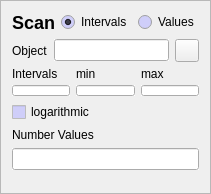
Above: copasi/UI/CScanWidgetScan.ui from copasi/COPASI before the change. Below: the same form after it.
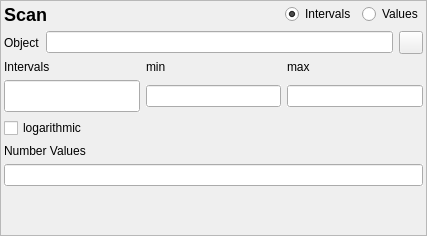
That is the form after the change.

Commit message: Bug 2868: Removed color from scan task widgets.

```diff
--- a/copasi/UI/CScanWidgetScan.ui
+++ b/copasi/UI/CScanWidgetScan.ui
@@ -31,14 +31,14 @@
    <rect>
     <x>0</x>
     <y>0</y>
-    <width>201</width>
-    <height>194</height>
+    <width>427</width>
+    <height>236</height>
    </rect>
   </property>
   <property name="windowTitle">
    <string>Form1</string>
   </property>
-  <layout class="QVBoxLayout" name="verticalLayout_2">
+  <layout class="QVBoxLayout" name="verticalLayout_3">
    <property name="leftMargin">
     <number>0</number>
    </property>
@@ -59,43 +59,6 @@
        <height>134</height>
       </size>
      </property>
-     <property name="palette">
-      <palette>
-       <active>
-        <colorrole role="Base">
-         <brush brushstyle="SolidPattern">
-          <color alpha="255">
-           <red>207</red>
-           <green>206</green>
-           <blue>249</blue>
-          </color>
-         </brush>
-        </colorrole>
-       </active>
-       <inactive>
-        <colorrole role="Base">
-         <brush brushstyle="SolidPattern">
-          <color alpha="255">
-           <red>207</red>
-           <green>206</green>
-           <blue>249</blue>
-          </color>
-         </brush>
-        </colorrole>
-       </inactive>
-       <disabled>
-        <colorrole role="Base">
-         <brush brushstyle="SolidPattern">
-          <color alpha="255">
-           <red>212</red>
-           <green>208</green>
-           <blue>200</blue>
-          </color>
-         </brush>
-        </colorrole>
-       </disabled>
-      </palette>
-     </property>
      <property name="autoFillBackground">
       <bool>true</bool>
      </property>
@@ -105,9 +68,21 @@
      <property name="frameShadow">
       <enum>QFrame::Raised</enum>
      </property>
-     <layout class="QVBoxLayout" name="verticalLayout">
+     <layout class="QVBoxLayout" name="verticalLayout_2">
+      <property name="leftMargin">
+       <number>3</number>
+      </property>
+      <property name="topMargin">
+       <number>3</number>
+      </property>
+      <property name="rightMargin">
+       <number>3</number>
+      </property>
+      <property name="bottomMargin">
+       <number>3</number>
+      </property>
       <item>
-       <layout class="QHBoxLayout" name="horizontalLayout">
+       <layout class="QHBoxLayout" name="mpLayoutTitle">
         <item>
          <widget class="QLabel" name="labelTitle">
           <property name="text">
@@ -154,7 +129,7 @@
        </layout>
       </item>
       <item>
-       <layout class="QHBoxLayout">
+       <layout class="QHBoxLayout" name="mpLayoutObject">
         <item>
          <widget class="QLabel" name="labelObject">
           <property name="text">
@@ -167,43 +142,6 @@
         </item>
         <item>
          <widget class="QLineEdit" name="lineEditObject">
-          <property name="palette">
-           <palette>
-            <active>
-             <colorrole role="Base">
-              <brush brushstyle="SolidPattern">
-               <color alpha="255">
-                <red>255</red>
-                <green>255</green>
-                <blue>255</blue>
-               </color>
-              </brush>
-             </colorrole>
-            </active>
-            <inactive>
-             <colorrole role="Base">
-              <brush brushstyle="SolidPattern">
-               <color alpha="255">
-                <red>255</red>
-                <green>255</green>
-                <blue>255</blue>
-               </color>
-              </brush>
-             </colorrole>
-            </inactive>
-            <disabled>
-             <colorrole role="Base">
-              <brush brushstyle="SolidPattern">
-               <color alpha="255">
-                <red>212</red>
-                <green>208</green>
-                <blue>200</blue>
-               </color>
-              </brush>
-             </colorrole>
-            </disabled>
-           </palette>
-          </property>
           <property name="autoFillBackground">
            <bool>true</bool>
           </property>
@@ -219,14 +157,8 @@
        </layout>
       </item>
       <item>
-       <widget class="QWidget" name="wdgIntervals" native="true">
-        <property name="sizePolicy">
-         <sizepolicy hsizetype="Preferred" vsizetype="Fixed">
-          <horstretch>0</horstretch>
-          <verstretch>0</verstretch>
-         </sizepolicy>
-        </property>
-        <layout class="QGridLayout" name="gridIntervals">
+       <widget class="QWidget" name="mpWidgetIntervals" native="true">
+        <layout class="QGridLayout" name="gridLayout">
          <property name="leftMargin">
           <number>0</number>
          </property>
@@ -240,173 +172,106 @@
           <number>0</number>
          </property>
          <item row="0" column="0">
-          <layout class="QGridLayout" name="gridLayout">
-           <item row="0" column="0">
-            <widget class="QLabel" name="labelNumber">
-             <property name="text">
-              <string>Intervals</string>
-             </property>
-             <property name="wordWrap">
-              <bool>false</bool>
-             </property>
-            </widget>
-           </item>
-           <item row="0" column="1">
-            <widget class="QLabel" name="labelMin">
-             <property name="text">
-              <string>min</string>
-             </property>
-             <property name="wordWrap">
-              <bool>false</bool>
-             </property>
-            </widget>
-           </item>
-           <item row="0" column="2">
-            <widget class="QLabel" name="labelMax">
-             <property name="text">
-              <string>max</string>
-             </property>
-             <property name="wordWrap">
-              <bool>false</bool>
-             </property>
-            </widget>
-           </item>
-           <item row="1" column="0">
-            <widget class="QLineEdit" name="lineEditNumber">
-             <property name="palette">
-              <palette>
-               <active>
-                <colorrole role="Base">
-                 <brush brushstyle="SolidPattern">
-                  <color alpha="255">
-                   <red>255</red>
-                   <green>255</green>
-                   <blue>255</blue>
-                  </color>
-                 </brush>
-                </colorrole>
-               </active>
-               <inactive>
-                <colorrole role="Base">
-                 <brush brushstyle="SolidPattern">
-                  <color alpha="255">
-                   <red>255</red>
-                   <green>255</green>
-                   <blue>255</blue>
-                  </color>
-                 </brush>
-                </colorrole>
-               </inactive>
-               <disabled>
-                <colorrole role="Base">
-                 <brush brushstyle="SolidPattern">
-                  <color alpha="255">
-                   <red>212</red>
-                   <green>208</green>
-                   <blue>200</blue>
-                  </color>
-                 </brush>
-                </colorrole>
-               </disabled>
-              </palette>
-             </property>
-             <property name="autoFillBackground">
-              <bool>true</bool>
-             </property>
-            </widget>
-           </item>
-           <item row="1" column="1">
-            <widget class="QLineEdit" name="lineEditMin">
-             <property name="palette">
-              <palette>
-               <active>
-                <colorrole role="Base">
-                 <brush brushstyle="SolidPattern">
-                  <color alpha="255">
-                   <red>255</red>
-                   <green>255</green>
-                   <blue>255</blue>
-                  </color>
-                 </brush>
-                </colorrole>
-               </active>
-               <inactive>
-                <colorrole role="Base">
-                 <brush brushstyle="SolidPattern">
-                  <color alpha="255">
-                   <red>255</red>
-                   <green>255</green>
-                   <blue>255</blue>
-                  </color>
-                 </brush>
-                </colorrole>
-               </inactive>
-               <disabled>
-                <colorrole role="Base">
-                 <brush brushstyle="SolidPattern">
-                  <color alpha="255">
-                   <red>212</red>
-                   <green>208</green>
-                   <blue>200</blue>
-                  </color>
-                 </brush>
-                </colorrole>
-               </disabled>
-              </palette>
-             </property>
-             <property name="autoFillBackground">
-              <bool>true</bool>
-             </property>
-            </widget>
-           </item>
-           <item row="1" column="2">
-            <widget class="QLineEdit" name="lineEditMax">
-             <property name="palette">
-              <palette>
-               <active>
-                <colorrole role="Base">
-                 <brush brushstyle="SolidPattern">
-                  <color alpha="255">
-                   <red>255</red>
-                   <green>255</green>
-                   <blue>255</blue>
-                  </color>
-                 </brush>
-                </colorrole>
-               </active>
-               <inactive>
-                <colorrole role="Base">
-                 <brush brushstyle="SolidPattern">
-                  <color alpha="255">
-                   <red>255</red>
-                   <green>255</green>
-                   <blue>255</blue>
-                  </color>
-                 </brush>
-                </colorrole>
-               </inactive>
-               <disabled>
-                <colorrole role="Base">
-                 <brush brushstyle="SolidPattern">
-                  <color alpha="255">
-                   <red>212</red>
-                   <green>208</green>
-                   <blue>200</blue>
-                  </color>
-                 </brush>
-                </colorrole>
-               </disabled>
-              </palette>
-             </property>
-             <property name="autoFillBackground">
-              <bool>true</bool>
-             </property>
-            </widget>
-           </item>
-          </layout>
+          <widget class="QLabel" name="labelNumber">
+           <property name="sizePolicy">
+            <sizepolicy hsizetype="MinimumExpanding" vsizetype="Preferred">
+             <horstretch>0</horstretch>
+             <verstretch>0</verstretch>
+            </sizepolicy>
+           </property>
+           <property name="text">
+            <string>Intervals</string>
+           </property>
+           <property name="wordWrap">
+            <bool>false</bool>
+           </property>
+          </widget>
+         </item>
+         <item row="0" column="1">
+          <widget class="QLabel" name="labelMin">
+           <property name="sizePolicy">
+            <sizepolicy hsizetype="MinimumExpanding" vsizetype="Preferred">
+             <horstretch>0</horstretch>
+             <verstretch>0</verstretch>
+            </sizepolicy>
+           </property>
+           <property name="text">
+            <string>min</string>
+           </property>
+           <property name="wordWrap">
+            <bool>false</bool>
+           </property>
+          </widget>
+         </item>
+         <item row="0" column="2">
+          <widget class="QLabel" name="labelMax">
+           <property name="sizePolicy">
+            <sizepolicy hsizetype="MinimumExpanding" vsizetype="Preferred">
+             <horstretch>0</horstretch>
+             <verstretch>0</verstretch>
+            </sizepolicy>
+           </property>
+           <property name="text">
+            <string>max</string>
+           </property>
+           <property name="wordWrap">
+            <bool>false</bool>
+           </property>
+          </widget>
          </item>
          <item row="1" column="0">
+          <widget class="QLineEdit" name="lineEditNumber">
+           <property name="sizePolicy">
+            <sizepolicy hsizetype="MinimumExpanding" vsizetype="Fixed">
+             <horstretch>0</horstretch>
+             <verstretch>0</verstretch>
+            </sizepolicy>
+           </property>
+           <property name="minimumSize">
+            <size>
+             <width>0</width>
+             <height>32</height>
+            </size>
+           </property>
+           <property name="autoFillBackground">
+            <bool>true</bool>
+           </property>
+          </widget>
+         </item>
+         <item row="1" column="1">
+          <widget class="QLineEdit" name="lineEditMin">
+           <property name="sizePolicy">
+            <sizepolicy hsizetype="MinimumExpanding" vsizetype="Fixed">
+             <horstretch>0</horstretch>
+             <verstretch>0</verstretch>
+            </sizepolicy>
+           </property>
+           <property name="autoFillBackground">
+            <bool>true</bool>
+           </property>
+          </widget>
+         </item>
+         <item row="1" column="2">
+          <widget class="QLineEdit" name="lineEditMax">
+           <property name="sizePolicy">
+            <sizepolicy hsizetype="MinimumExpanding" vsizetype="Fixed">
+             <horstretch>0</horstretch>
+             <verstretch>0</verstretch>
+            </sizepolicy>
+           </property>
+           <property name="autoFillBackground">
+            <bool>true</bool>
+           </property>
+          </widget>
+         </item>
+         <item row="2" column="0">
           <widget class="QCheckBox" name="checkBoxLog">
+           <property name="sizePolicy">
+            <sizepolicy hsizetype="MinimumExpanding" vsizetype="Preferred">
+             <horstretch>0</horstretch>
+             <verstretch>0</verstretch>
+            </sizepolicy>
+           </property>
            <property name="text">
             <string>logarithmic</string>
            </property>
@@ -416,20 +281,8 @@
        </widget>
       </item>
       <item>
-       <widget class="QWidget" name="wdgValues" native="true">
-        <property name="sizePolicy">
-         <sizepolicy hsizetype="Preferred" vsizetype="Fixed">
-          <horstretch>0</horstretch>
-          <verstretch>0</verstretch>
-         </sizepolicy>
-        </property>
-        <property name="minimumSize">
-         <size>
-          <width>0</width>
-          <height>64</height>
-         </size>
-        </property>
-        <layout class="QGridLayout" name="gridLayout_2">
+       <widget class="QWidget" name="mpWidgetValues" native="true">
+        <layout class="QVBoxLayout" name="verticalLayout">
          <property name="leftMargin">
           <number>0</number>
          </property>
@@ -442,44 +295,23 @@
          <property name="bottomMargin">
           <number>0</number>
          </property>
-         <item row="2" column="0">
+         <item>
+          <widget class="QLabel" name="lblValues">
+           <property name="text">
+            <string>Number Values</string>
+           </property>
+           <property name="wordWrap">
+            <bool>false</bool>
+           </property>
+          </widget>
+         </item>
+         <item>
           <widget class="QLineEdit" name="txtValues">
-           <property name="palette">
-            <palette>
-             <active>
-              <colorrole role="Base">
-               <brush brushstyle="SolidPattern">
-                <color alpha="255">
-                 <red>255</red>
-                 <green>255</green>
-                 <blue>255</blue>
-                </color>
-               </brush>
-              </colorrole>
-             </active>
-             <inactive>
-              <colorrole role="Base">
-               <brush brushstyle="SolidPattern">
-                <color alpha="255">
-                 <red>255</red>
-                 <green>255</green>
-                 <blue>255</blue>
-                </color>
-               </brush>
-              </colorrole>
-             </inactive>
-             <disabled>
-              <colorrole role="Base">
-               <brush brushstyle="SolidPattern">
-                <color alpha="255">
-                 <red>212</red>
-                 <green>208</green>
-                 <blue>200</blue>
-                </color>
-               </brush>
-              </colorrole>
-             </disabled>
-            </palette>
+           <property name="sizePolicy">
+            <sizepolicy hsizetype="Expanding" vsizetype="Preferred">
+             <horstretch>0</horstretch>
+             <verstretch>0</verstretch>
+            </sizepolicy>
            </property>
            <property name="toolTip">
             <string>Enter a comma, space or semicolon separated list of values to scan over</string>
@@ -489,25 +321,15 @@
            </property>
           </widget>
          </item>
-         <item row="1" column="0">
-          <widget class="QLabel" name="lblValues">
-           <property name="text">
-            <string>Number Values</string>
-           </property>
-           <property name="wordWrap">
-            <bool>false</bool>
-           </property>
-          </widget>
-         </item>
-         <item row="3" column="0">
-          <spacer name="verticalSpacer_2">
+         <item>
+          <spacer name="verticalSpacer">
            <property name="orientation">
             <enum>Qt::Vertical</enum>
            </property>
            <property name="sizeHint" stdset="0">
             <size>
-             <width>0</width>
-             <height>5</height>
+             <width>20</width>
+             <height>0</height>
             </size>
            </property>
           </spacer>
@@ -515,19 +337,6 @@
         </layout>
        </widget>
       </item>
-      <item>
-       <spacer name="verticalSpacer">
-        <property name="orientation">
-         <enum>Qt::Vertical</enum>
-        </property>
-        <property name="sizeHint" stdset="0">
-         <size>
-          <width>0</width>
-          <height>0</height>
-         </size>
-        </property>
-       </spacer>
-      </item>
      </layout>
     </widget>
    </item>
```
Left out of the diff: 6 changed lines with no effect on the pictures. The commit also changes 4 other files.
